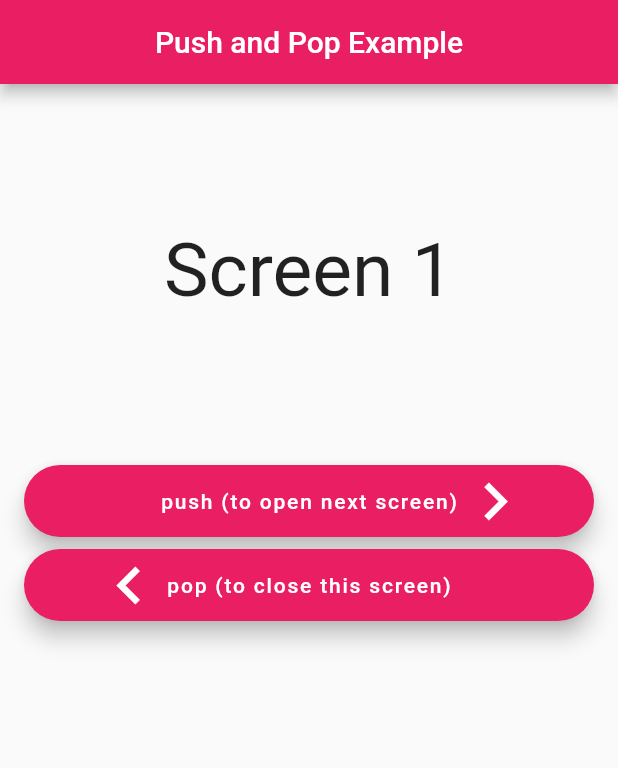
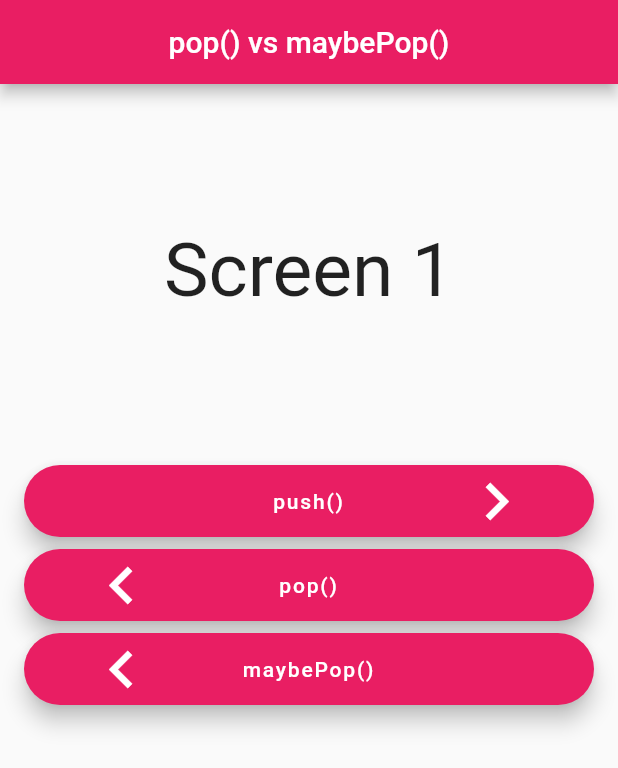
Before and after one commit to jumail-utm/navigation_push_pop, a Flutter app: the screen it shows after launch, on a phone screen of 412 x 824 dp. Shown: the top 768 px of the screen. Run offline on Flutter 3.47's test engine with Material 2 defaults, Android fonts, the phone set to English and light mode, and no system bars.

Commit message:
pop() vs maybePop

```diff
--- a/lib/main.dart
+++ b/lib/main.dart
@@ -49,7 +49,7 @@ class Screen extends StatelessWidget {
   Widget build(BuildContext context) {
     return Scaffold(
       appBar: AppBar(
-        title: Text('Push and Pop Example'),
+        title: Text('pop() vs maybePop()'),
         centerTitle: true,
       ),
       body: ListView(
@@ -63,13 +63,18 @@ class Screen extends StatelessWidget {
           if (nextRoute != null)
             _Button(
               showNext: true,
-              caption: 'push (to open next screen)',
+              caption: 'push()',
               onPressed: () => Navigator.pushNamed(context, nextRoute),
             ),
           _Button(
             showPrevious: true,
-            caption: 'pop (to close this screen)',
+            caption: 'pop()',
             onPressed: () => Navigator.pop(context),
+          ),
+          _Button(
+            showPrevious: true,
+            caption: 'maybePop()',
+            onPressed: () => Navigator.maybePop(context),
           ),
         ],
       ),
@@ -97,7 +102,12 @@ class _Button extends StatelessWidget {
               showPrevious != null ? Icons.navigate_before : null,
               size: 50,
             ),
-            Text(caption),
+            SizedBox(
+                width: 200,
+                child: Text(
+                  caption,
+                  textAlign: TextAlign.center,
+                )),
             Icon(
               showNext != null ? Icons.navigate_next : null,
               size: 50,
```
